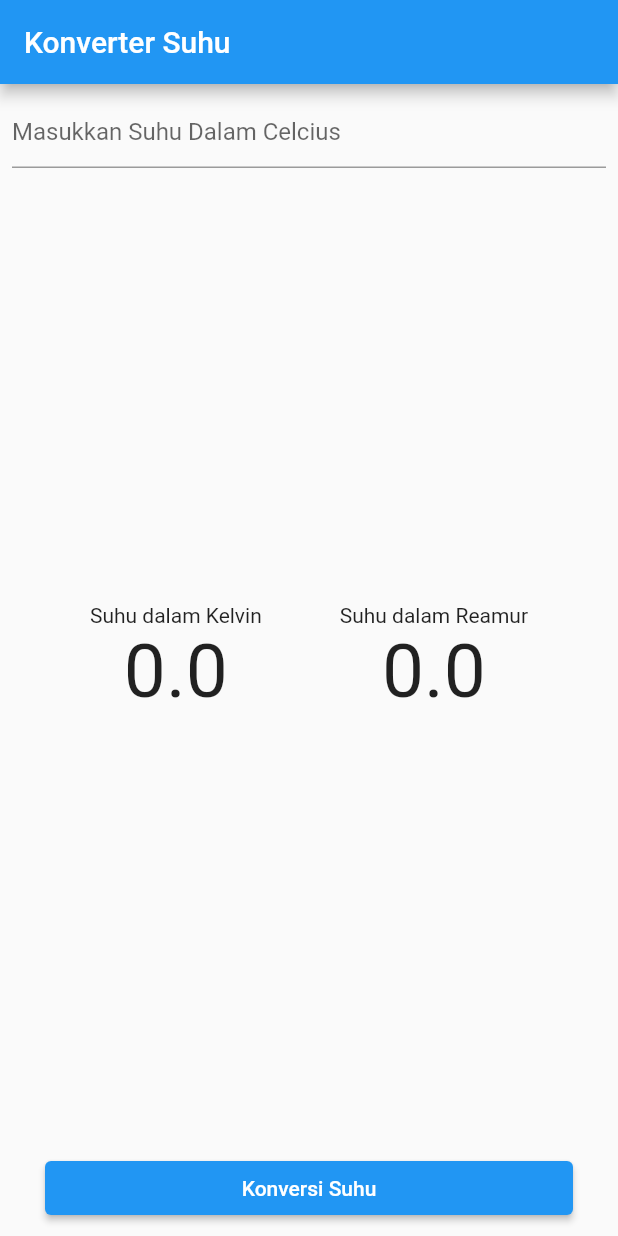
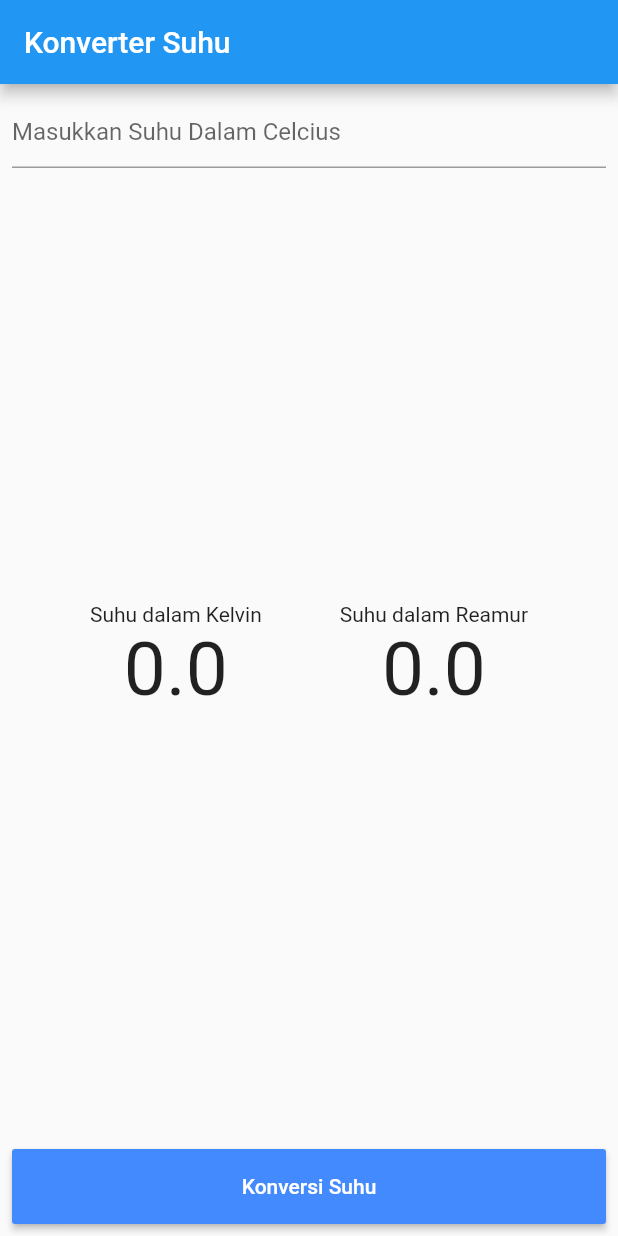
Before and after one commit to sofiaaprilina/jobsheet3, a Flutter app: the screen it shows after launch, on a phone screen of 412 x 824 dp. Run offline on Flutter 3.47's test engine with Material 2 defaults, Android fonts, the phone set to English and light mode, and no system bars.

Commit message:
Perbaikan button

```diff
--- a/lib/widgets/convert.dart
+++ b/lib/widgets/convert.dart
@@ -8,12 +8,14 @@ class Convert extends StatelessWidget {
 
   @override
   Widget build(BuildContext context) {
-    return ElevatedButton(
-      onPressed: konvertHandler,
-      child: Container(
-        width: 320.0,
-        color: Colors.blue,
-        child: Text('Konversi Suhu', textAlign: TextAlign.center,),
+    return Container(
+      width: double.infinity,
+      height: 50,
+      child: RaisedButton(
+        onPressed: konvertHandler,
+        color: Colors.blueAccent,
+        textColor: Colors.white,
+        child: Text("Konversi Suhu"),
       ),
     );
   }
```
Also changed, not shown: lib/main.dart (line endings or trailing spaces).
